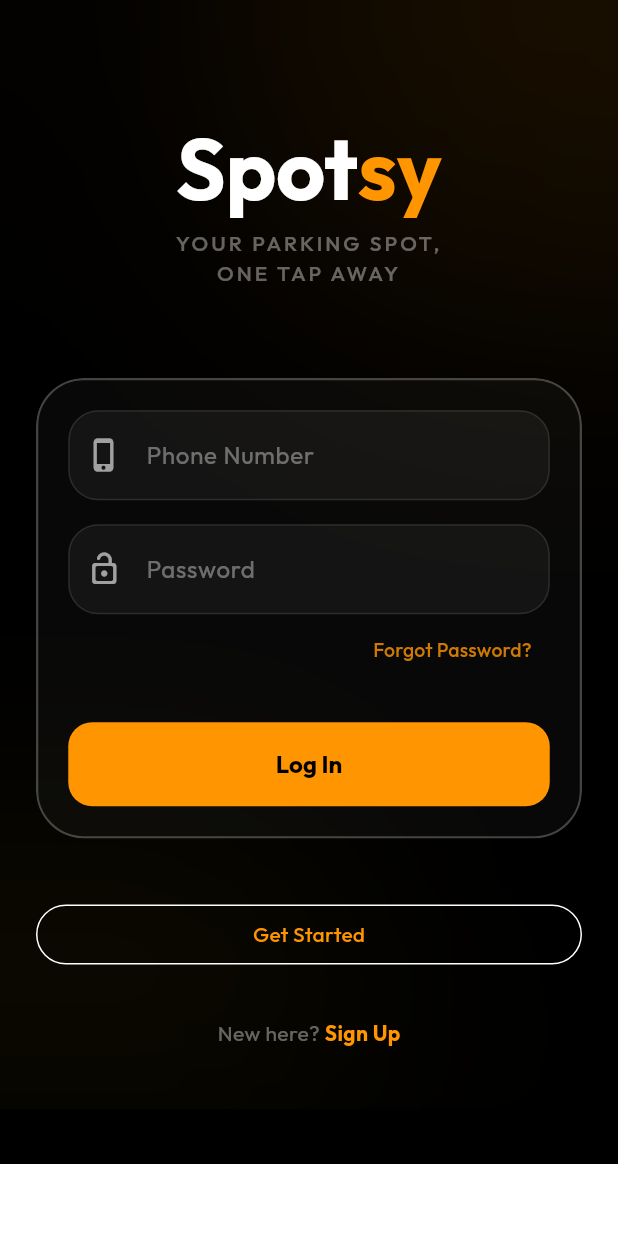
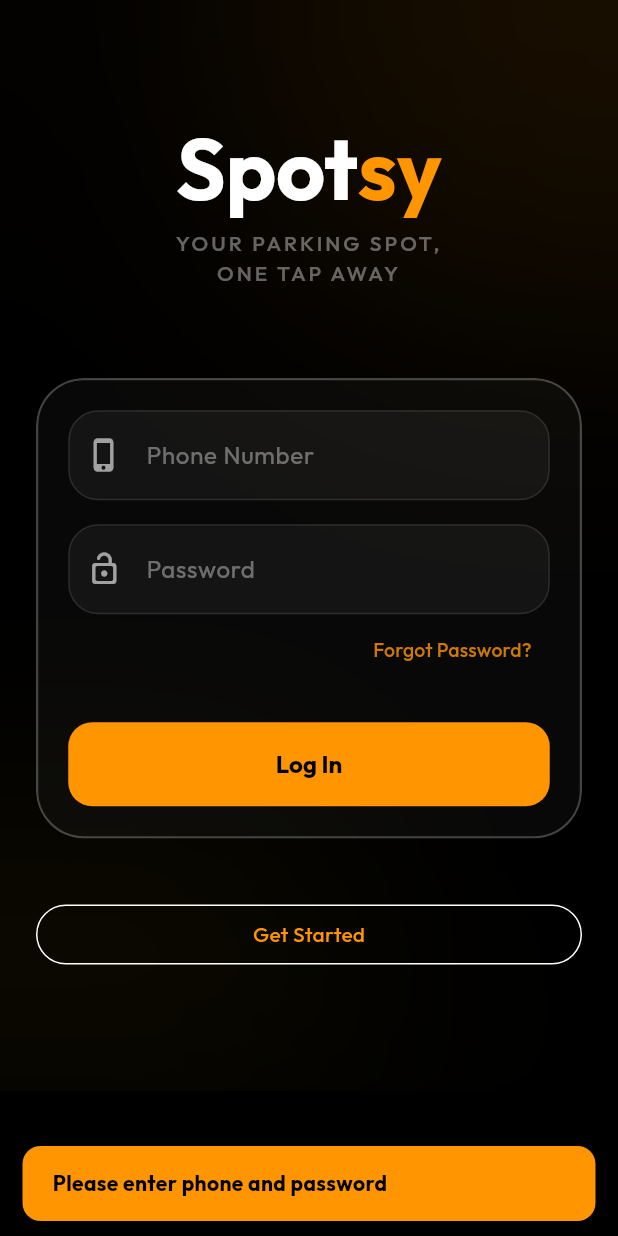
Before and after one commit to ajax-y/spotsy-captain, a Flutter app: the screen it shows after launch, after a tap on "Log In", on a phone screen of 412 x 824 dp. Run offline on Flutter 3.47's test engine with Material 3 defaults, Android fonts, the phone set to English and light mode, and no system bars; our stand-ins replace cloud_firestore, firebase_auth, firebase_core, firebase_storage, flutter_map, flutter_riverpod and 6 more; accounts and stored records are empty; generated files the repository leaves out were written again.

Commit message:
Fix login error visibility with high-contrast SnackBars and remove redundant Signup link

```diff
--- a/lib/src/features/auth/presentation/login_screen.dart
+++ b/lib/src/features/auth/presentation/login_screen.dart
@@ -28,7 +28,7 @@ class _LoginScreenState extends ConsumerState<LoginScreen> {
 
   void _handleLogin() async {
     if (_phoneController.text.trim().isEmpty || _passwordController.text.isEmpty) {
-      ScaffoldMessenger.of(context).showSnackBar(const SnackBar(content: Text('Please enter phone and password')));
+      _snack('Please enter phone and password');
       return;
     }
 
@@ -39,10 +39,7 @@ class _LoginScreenState extends ConsumerState<LoginScreen> {
       if (mounted) context.go('/dashboard');
     } catch (e) {
       if (mounted) {
-        ScaffoldMessenger.of(context).showSnackBar(SnackBar(
-          content: Text(e.toString().replaceAll('Exception: ', '')),
-          backgroundColor: Colors.redAccent,
-        ));
+        _snack(e.toString().replaceAll('Exception: ', ''), isError: true);
       }
     } finally {
       if (mounted) setState(() => _isLoading = false);
@@ -52,9 +49,7 @@ class _LoginScreenState extends ConsumerState<LoginScreen> {
   void _handleForgotPassword() async {
     final phone = _phoneController.text.trim();
     if (phone.isEmpty) {
-      ScaffoldMessenger.of(context).showSnackBar(
-        const SnackBar(content: Text('Please enter your phone number first')),
-      );
+      _snack('Please enter your phone number first');
       return;
     }
 
@@ -175,20 +170,7 @@ class _LoginScreenState extends ConsumerState<LoginScreen> {
                     onPressed: () => context.go('/register'),
                     child: const Text('Get Started'),
                   ),
-                  const SizedBox(height: 32),
-                  Row(
-                    mainAxisAlignment: MainAxisAlignment.center,
-                    children: [
-                      const Text('New here? ', style: TextStyle(color: Colors.white38)),
-                      GestureDetector(
-                        onTap: () => context.go('/register'),
-                        child: Text(
-                          'Sign Up',
-                          style: TextStyle(color: theme.colorScheme.primary, fontWeight: FontWeight.bold),
-                        ),
-                      ),
-                    ],
-                  ),
+                  const SizedBox(height: 40),
                 ],
               ),
             ),
@@ -196,6 +178,21 @@ class _LoginScreenState extends ConsumerState<LoginScreen> {
         ],
       ),
     );
+  }
+
+  void _snack(String msg, {bool isError = false}) {
+    if (mounted) {
+      final theme = Theme.of(context);
+      ScaffoldMessenger.of(context).showSnackBar(
+        SnackBar(
+          content: Text(msg, style: const TextStyle(color: Colors.black, fontWeight: FontWeight.bold, fontSize: 14)),
+          backgroundColor: isError ? Colors.orangeAccent : theme.colorScheme.primary,
+          behavior: SnackBarBehavior.floating,
+          shape: RoundedRectangleBorder(borderRadius: BorderRadius.circular(12)),
+          padding: const EdgeInsets.symmetric(horizontal: 20, vertical: 15),
+        ),
+      );
+    }
   }
 }
 
```
